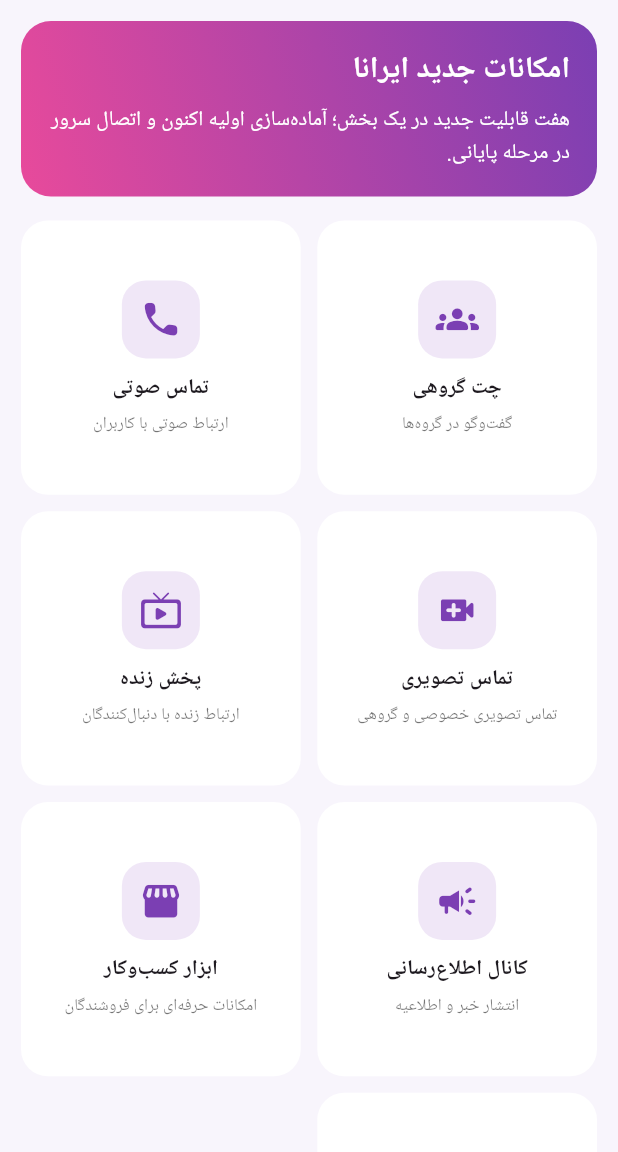
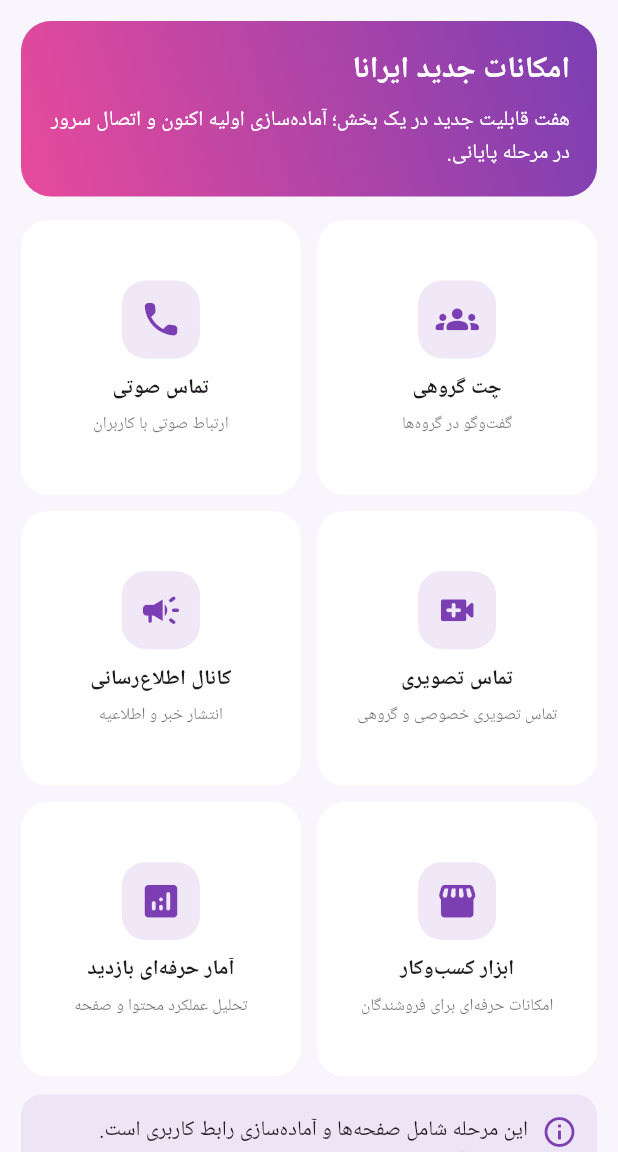
Before and after one commit to setare1402/irana, a Flutter app: the screen it shows after launch, after a tap on the "grid view" icon, on a phone screen of 412 x 824 dp, the part 84-1236 px from its top. Run offline on Flutter 3.47's test engine with Material 3 defaults, Android fonts, the phone set to English and light mode, and no system bars; our stand-ins replace image_picker, shared_preferences, video_player.

Commit message:
Move live streaming entry out of feature hub

```diff
--- a/lib/features_hub_page.dart
+++ b/lib/features_hub_page.dart
@@ -41,13 +41,6 @@ const List<IranaFeatureInfo> _iranaFeatures = [
     description: 'تماس تصویری با امکان مدیریت دوربین، میکروفون و شرکت‌کنندگان.',
     icon: Icons.video_call_rounded,
     items: ['تماس تصویری خصوصی', 'تماس تصویری گروهی', 'روشن و خاموش کردن دوربین', 'مدیریت شرکت‌کنندگان'],
-  ),
-  IranaFeatureInfo(
-    title: 'پخش زنده',
-    subtitle: 'ارتباط زنده با دنبال‌کنندگان',
-    description: 'ایجاد پخش زنده، نمایش بینندگان، گفت‌وگوی زنده و مدیریت پخش.',
-    icon: Icons.live_tv_rounded,
-    items: ['عنوان و تصویر پخش', 'شروع و پایان پخش زنده', 'نظرات و واکنش‌های زنده', 'مدیریت و مسدودسازی کاربران'],
   ),
   IranaFeatureInfo(
     title: 'کانال اطلاع‌رسانی',
```
